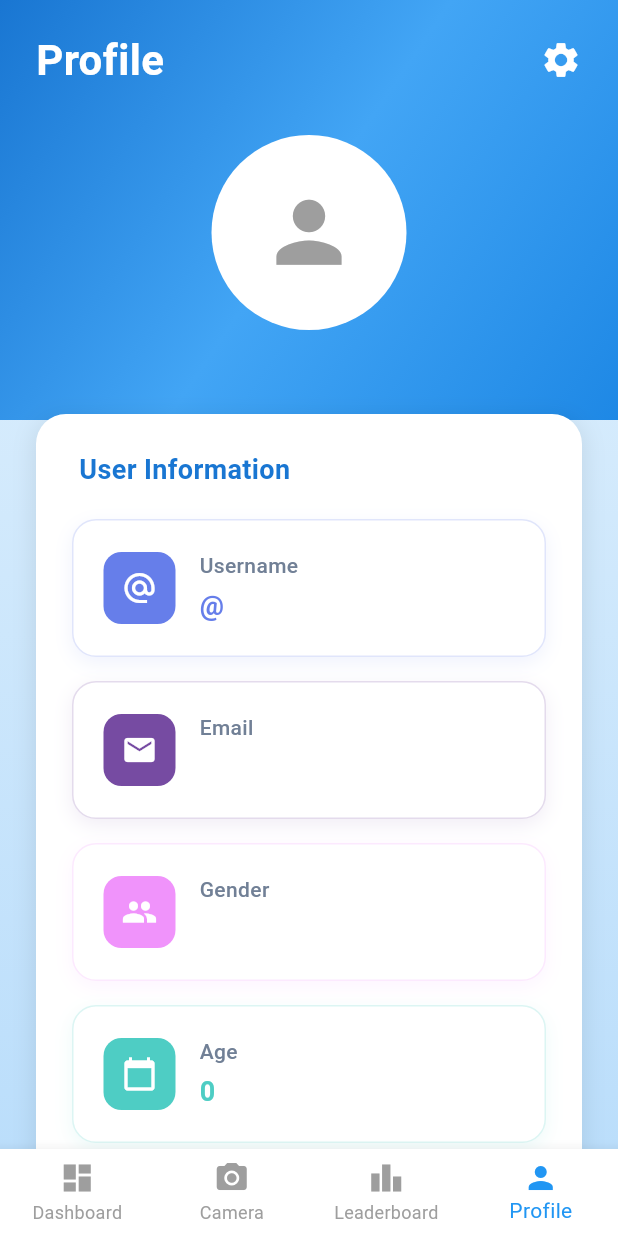
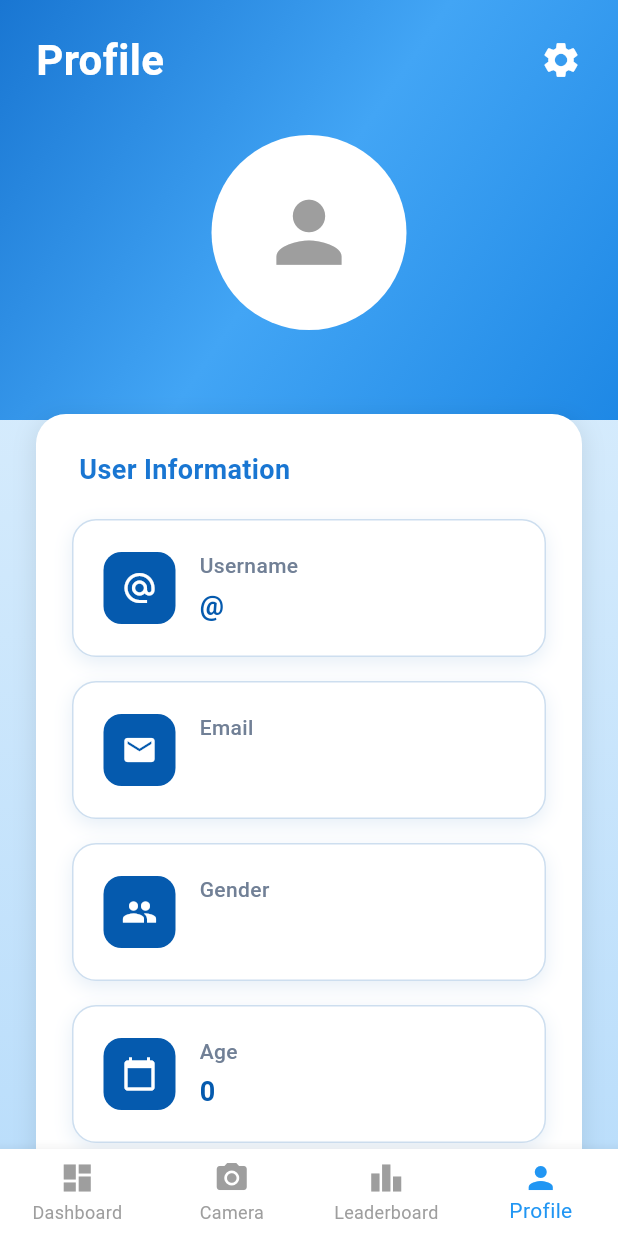
Before and after one commit to nethmalgunawardhana/Hacklite2.0_frontend, a Flutter app: the screen it shows once a user with an empty profile is signed in, item 4 of the bottom bar chosen, on a phone screen of 412 x 824 dp. Run offline on Flutter 3.47's test engine with Material 3 defaults, Android fonts, the phone set to English and light mode, and no system bars; our stand-ins replace camera, cloud_firestore, firebase_auth, firebase_core, flutter_svg, permission_handler; missing offline and left inert: google_mlkit_pose_detection; accounts and stored records are empty.

Commit message:
style: Update color scheme in DashboardPage and ProfilePage for consistency

```diff
--- a/lib/dashboard_page.dart
+++ b/lib/dashboard_page.dart
@@ -540,7 +540,7 @@ class _DashboardPageState extends State<DashboardPage> {
       style: const TextStyle(
         fontSize: 20,
         fontWeight: FontWeight.bold,
-        color: Color(0xFF4facfe),
+        color: Color.fromARGB(255, 25, 121, 204),
       ),
     );
   }
--- a/lib/profile_page.dart
+++ b/lib/profile_page.dart
@@ -119,7 +119,7 @@ class _ProfilePageState extends State<ProfilePage>
                                         'Username',
                                         '@${userDetails?['username'] ?? 'Not set'}',
                                         Icons.alternate_email,
-                                        const Color(0xFF667EEA),
+                                        const Color.fromARGB(255, 5, 90, 174),
                                       ),
                                       const SizedBox(height: 16),
                                       _buildUserInfoCard(
@@ -128,7 +128,7 @@ class _ProfilePageState extends State<ProfilePage>
                                             user?.email ??
                                             'Not available',
                                         Icons.email,
-                                        const Color(0xFF764BA2),
+                                        const Color.fromARGB(255, 5, 90, 174),
                                       ),
                                       const SizedBox(height: 16),
                                       _buildUserInfoCard(
@@ -136,7 +136,7 @@ class _ProfilePageState extends State<ProfilePage>
                                         userDetails?['gender'] ??
                                             'Not specified',
                                         Icons.people,
-                                        const Color(0xFFF093FB),
+                                        const Color.fromARGB(255, 5, 90, 174),
                                       ),
                                       const SizedBox(height: 16),
                                       _buildUserInfoCard(
@@ -144,7 +144,7 @@ class _ProfilePageState extends State<ProfilePage>
                                         userDetails?['age']?.toString() ??
                                             'Not specified',
                                         Icons.calendar_today,
-                                        const Color(0xFF4ECDC4),
+                                        const Color.fromARGB(255, 5, 90, 174),
                                       ),
                                     ],
                                   ),
```
Also changed, not shown: pubspec.lock.
